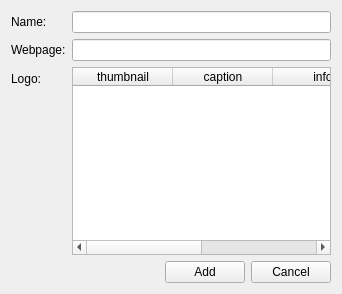
First picture: the form in qt/apps/configurator/forms/manufacturer_add.ui, repository Wolframe/qtClient, before the edit.
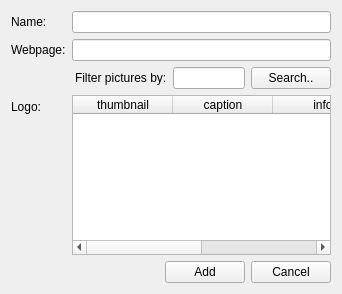
Second picture: the form after the edit.

Commit message: added search boxes for tags/pictures in categories/features/manufacturers

What changed in the file:
```diff
--- a/qt/apps/configurator/forms/manufacturer_add.ui
+++ b/qt/apps/configurator/forms/manufacturer_add.ui
@@ -39,16 +39,22 @@
      <property name="text">
       <string>Webpage:</string>
      </property>
+     <property name="buddy">
+      <cstring>webPage</cstring>
+     </property>
     </widget>
    </item>
-   <item row="2" column="0">
+   <item row="3" column="0">
     <widget class="QLabel" name="label_picture">
      <property name="text">
       <string>Logo:</string>
      </property>
+     <property name="buddy">
+      <cstring>picture</cstring>
+     </property>
     </widget>
    </item>
-   <item row="2" column="1">
+   <item row="3" column="1">
     <widget class="QTableWidget" name="picture">
      <property name="horizontalScrollBarPolicy">
       <enum>Qt::ScrollBarAsNeeded</enum>
@@ -77,6 +83,9 @@
      <property name="rootelement" stdset="0">
       <string notr="true">picture</string>
      </property>
+     <property name="search" stdset="0">
+      <string notr="true">{search.text}</string>
+     </property>
      <attribute name="horizontalHeaderShowSortIndicator" stdset="0">
       <bool>true</bool>
      </attribute>
@@ -105,7 +114,7 @@
      </column>
     </widget>
    </item>
-   <item row="3" column="1">
+   <item row="4" column="1">
     <layout class="QHBoxLayout" name="horizontalLayout">
      <item>
       <spacer name="horizontalSpacer">
@@ -154,6 +163,46 @@
    <item row="1" column="1">
     <widget class="QLineEdit" name="webPage"/>
    </item>
+   <item row="2" column="1">
+    <layout class="QHBoxLayout" name="horizontalLayout_3">
+     <item>
+      <spacer name="horizontalSpacer_2">
+       <property name="orientation">
+        <enum>Qt::Horizontal</enum>
+       </property>
+       <property name="sizeHint" stdset="0">
+        <size>
+         <width>40</width>
+         <height>20</height>
+        </size>
+       </property>
+      </spacer>
+     </item>
+     <item>
+      <widget class="QLabel" name="label_2">
+       <property name="text">
+        <string>Filter pictures by:</string>
+       </property>
+      </widget>
+     </item>
+     <item>
+      <widget class="QLineEdit" name="search"/>
+     </item>
+     <item>
+      <widget class="QPushButton" name="searchButton">
+       <property name="text">
+        <string>Search..</string>
+       </property>
+       <property name="global.searchState" stdset="0">
+        <string notr="true">{search.state}</string>
+       </property>
+       <property name="action" stdset="0">
+        <string notr="true">picture.reload</string>
+       </property>
+      </widget>
+     </item>
+    </layout>
+   </item>
   </layout>
  </widget>
  <tabstops>
```
Left out of the diff: 2 changed lines with no effect on the pictures. The commit also changes 6 other files.
